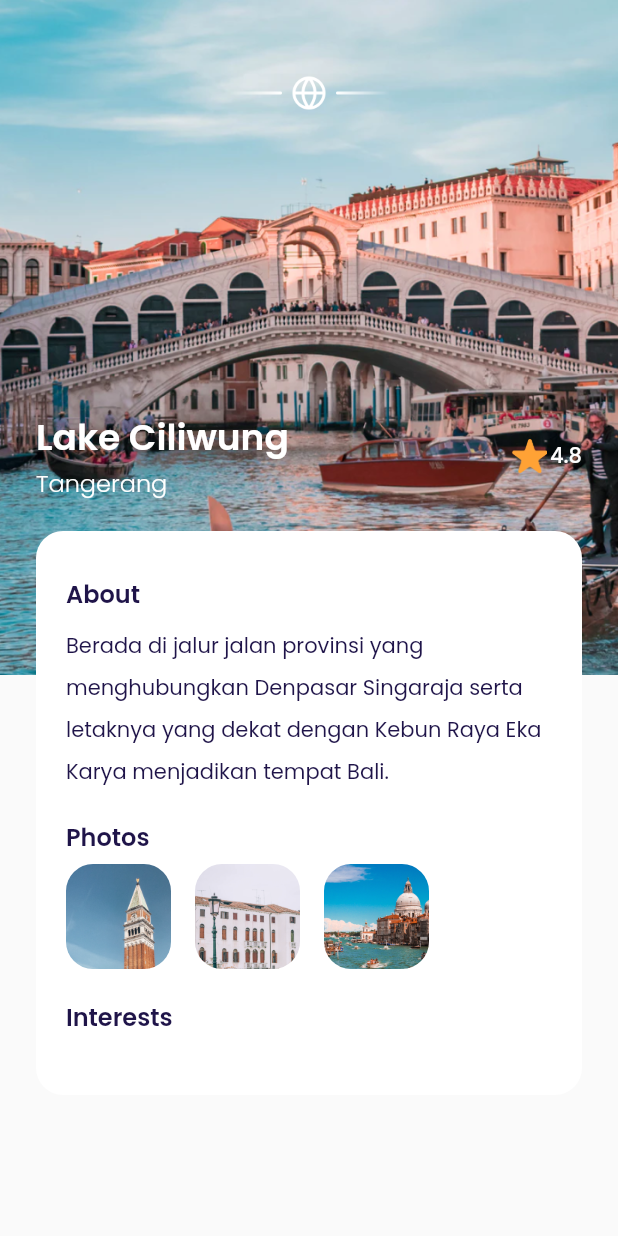
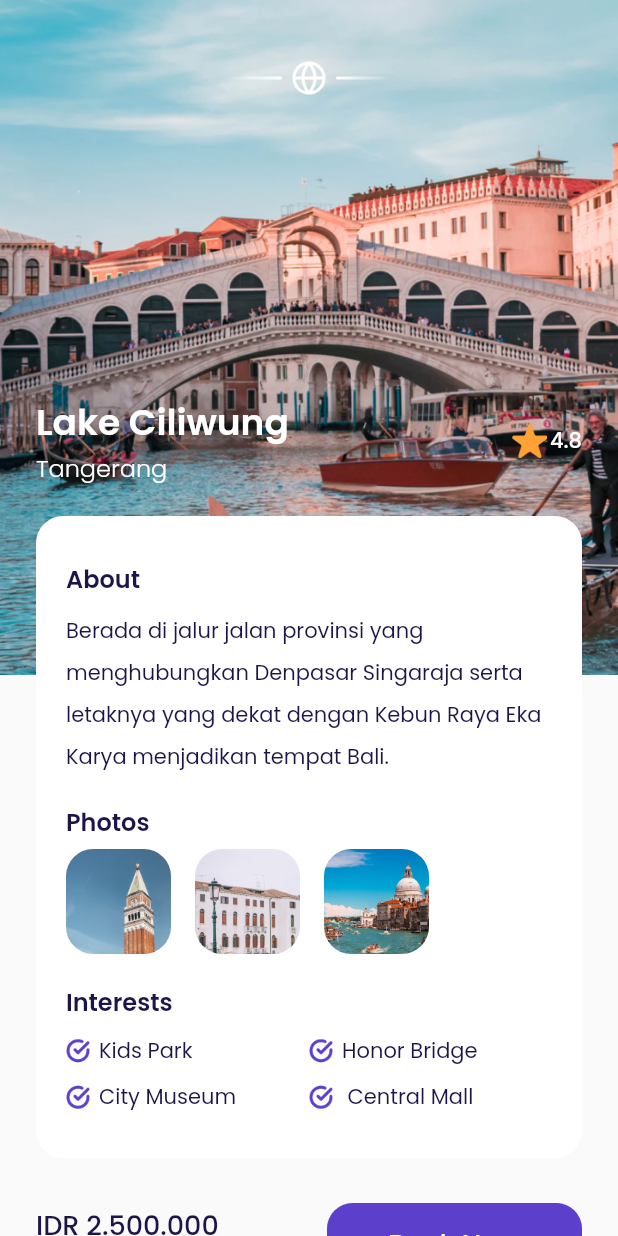
Before and after one commit to arissugiyono/travel_app, a Flutter app: the detailPage screen opened directly, on a phone screen of 412 x 824 dp. Run offline on Flutter 3.47's test engine with Material 2 defaults, Android fonts, the phone set to English and light mode, and no system bars; our stand-ins replace google_fonts; missing offline and left inert: responsive_grid_list, shadow_overlay.

Commit message:
update complete detail page

```diff
--- a/lib/main.dart
+++ b/lib/main.dart
@@ -1,4 +1,6 @@
 import 'package:airplane_app/ui/pages/bonus_page.dart';
+import 'package:airplane_app/ui/pages/choose_seat_page.dart';
+import 'package:airplane_app/ui/pages/detail_page.dart';
 import 'package:airplane_app/ui/pages/get_started_page.dart';
 import 'package:airplane_app/ui/pages/main_page.dart';
 import 'package:airplane_app/ui/pages/sign_up_page.dart';
@@ -23,6 +25,7 @@ class MyApp extends StatelessWidget {
         '/sign-up': (context) => SignUpPage(),
         '/bonus': (context) => BonusPage(),
         '/main-page': (context) => mainPage(),
+        '/choose-seat-page': (context) => chooseSeatPage(),
       },
     );
   }
--- /dev/null
+++ b/lib/ui/pages/choose_seat_page.dart
@@ -0,0 +1,10 @@
+import 'package:flutter/material.dart';
+
+class chooseSeatPage extends StatelessWidget {
+  const chooseSeatPage({super.key});
+
+  @override
+  Widget build(BuildContext context) {
+    return Scaffold();
+  }
+}
--- a/lib/ui/pages/detail_page.dart
+++ b/lib/ui/pages/detail_page.dart
@@ -1,3 +1,4 @@
+import 'package:airplane_app/ui/widgets/custom_button.dart';
 import 'package:airplane_app/ui/widgets/interests_item.dart';
 import 'package:airplane_app/ui/widgets/photo_item.dart';
 import 'package:flutter/material.dart';
@@ -38,7 +39,7 @@ class detailPage extends StatelessWidget {
               width: double.infinity,
               height: 24,
               margin: EdgeInsets.only(
-                top: 50,
+                top: 40,
               ),
               decoration: BoxDecoration(
                   image: DecorationImage(
@@ -157,9 +158,71 @@ class detailPage extends StatelessWidget {
                   SizedBox(
                     height: 10,
                   ),
+                  Row(
+                    children: [
+                      interestsItem(
+                        interestsName: 'Kids Park',
+                      ),
+                      interestsItem(
+                        interestsName: 'Honor Bridge',
+                      ),
+                    ],
+                  ),
+                  SizedBox(
+                    height: 10,
+                  ),
+                  Row(
+                    children: [
+                      interestsItem(
+                        interestsName: 'City Museum',
+                      ),
+                      interestsItem(
+                        interestsName: ' Central Mall ',
+                      ),
+                    ],
+                  ),
                 ],
               ),
             ),
+            // NOTES: PRICE & BOOKING BUTTON
+            Container(
+              margin: EdgeInsets.only(
+                top: 30,
+                bottom: 30,
+              ),
+              child: Row(
+                children: [
+                  Expanded(
+                    child: Column(
+                      crossAxisAlignment: CrossAxisAlignment.start,
+                      children: [
+                        Text(
+                          'IDR 2.500.000',
+                          style: blackTextStyle.copyWith(
+                              fontSize: 18, fontWeight: medium),
+                        ),
+                        SizedBox(
+                          height: 5,
+                        ),
+                        Text(
+                          'per orang',
+                          style: greyTextStyle.copyWith(
+                            fontSize: 14,
+                            fontWeight: light,
+                          ),
+                        )
+                      ],
+                    ),
+                  ),
+                  customButton(
+                    width: 170,
+                    title: 'Book Now',
+                    onPress: () =>
+                        Navigator.popAndPushNamed(context, '/choose-seat-page'),
+                  )
+                ],
+              ),
+            )
           ],
         ),
       );
@@ -167,11 +230,13 @@ class detailPage extends StatelessWidget {
 
     return Scaffold(
       backgroundColor: kBackgroundColor,
-      body: Stack(
-        children: [
-          backgroundImage(),
-          content(),
-        ],
+      body: SingleChildScrollView(
+        child: Stack(
+          children: [
+            backgroundImage(),
+            content(),
+          ],
+        ),
       ),
     );
   }
--- a/lib/ui/widgets/interests_item.dart
+++ b/lib/ui/widgets/interests_item.dart
@@ -2,11 +2,13 @@ import 'package:airplane_app/shared/theme.dart';
 import 'package:flutter/material.dart';
 
 class interestsItem extends StatelessWidget {
-  const interestsItem({super.key});
+  final String interestsName;
+  const interestsItem({super.key, required this.interestsName});
 
   @override
   Widget build(BuildContext context) {
-    return Row(
+    return Expanded(
+      child: Row(
         children: [
           Container(
             width: 16,
@@ -17,12 +19,13 @@ class interestsItem extends StatelessWidget {
                     image: AssetImage('assets/icon_checklist.png'))),
           ),
           Text(
-          'Kids Park',
+            interestsName,
             style: blackTextStyle.copyWith(
               fontSize: 14,
             ),
           )
         ],
+      ),
     );
   }
 }
```
Also changed, not shown: 3 other files. Lines whose indentation alone changed are shown as unchanged.
